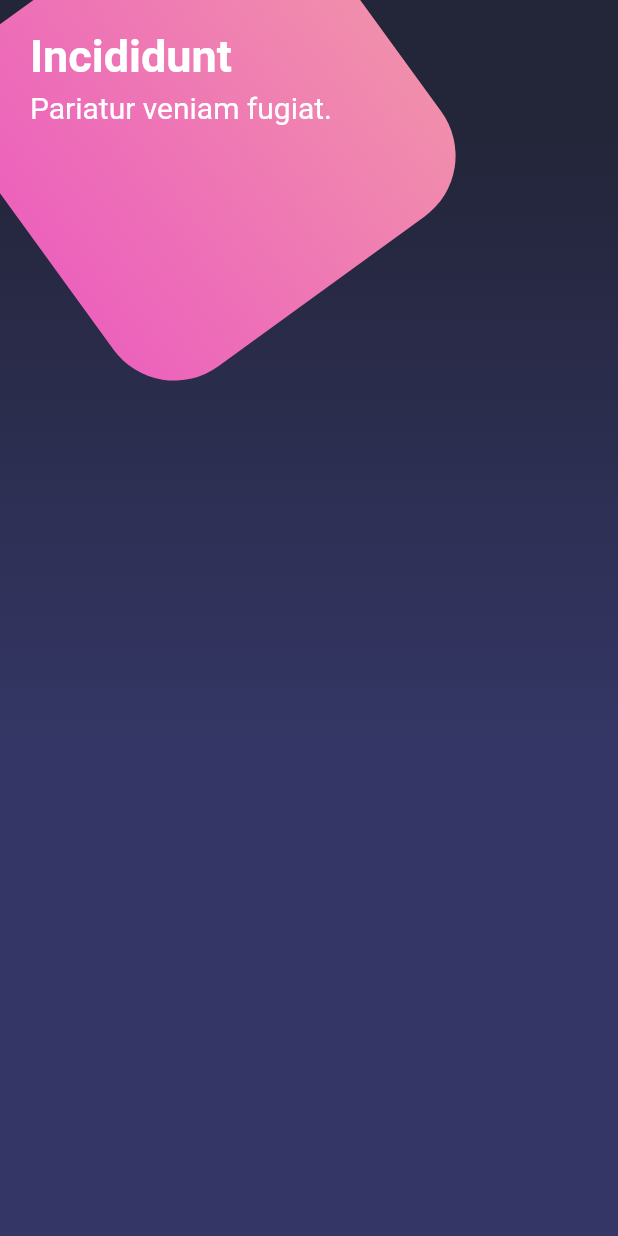
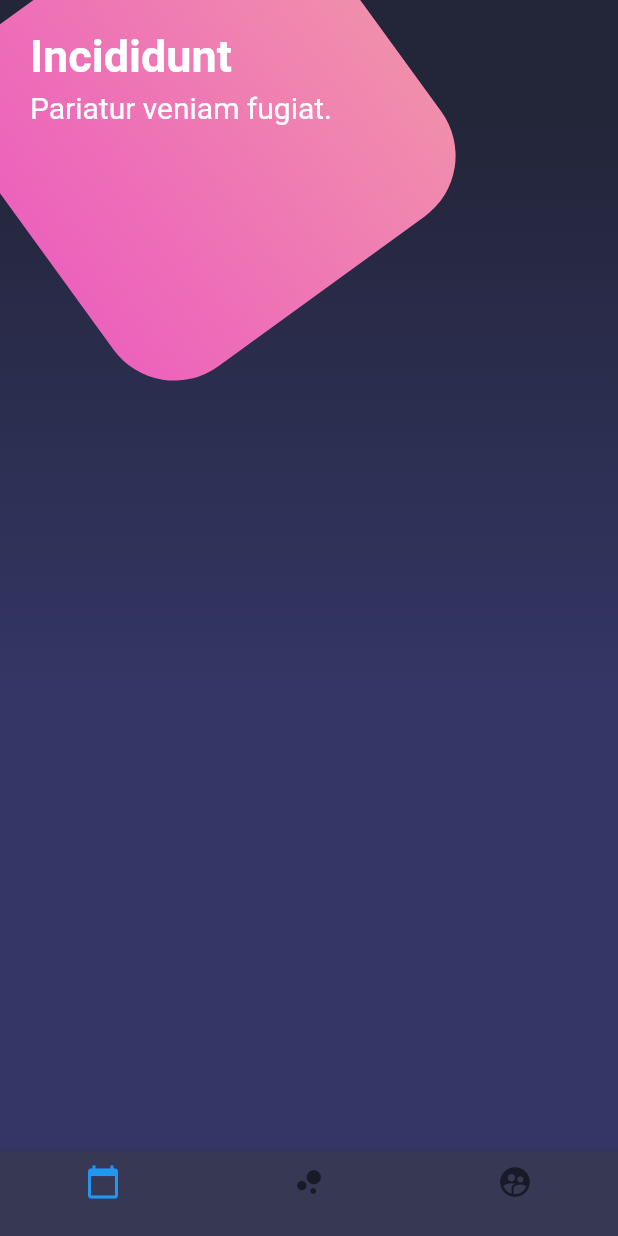
Before and after one commit to AleMancilla/appPrueba, a Flutter app: the screen it shows after launch, on a phone screen of 412 x 824 dp. Run offline on Flutter 3.47's test engine with Material 2 defaults, Android fonts, the phone set to English and light mode, and no system bars; network calls fail.

```diff
--- a/lib/pages/botonesPage.dart
+++ b/lib/pages/botonesPage.dart
@@ -14,9 +14,39 @@ class BotonoesPage extends StatelessWidget {
       body: Stack(
         children: <Widget>[
           _fondo(),
-          _titulos(),
+          SingleChildScrollView(
+            child: _titulos(),
+          )
+
         ],
       ),
+      bottomNavigationBar: _bottonNavigatonBar(context),
+    );
+  }
+
+  Widget _bottonNavigatonBar(BuildContext context){
+    return Theme(
+      data: Theme.of(context).copyWith(
+        canvasColor: Color.fromRGBO(55, 57, 84, 1.0),
+        primaryColor: Colors.pinkAccent,
+        textTheme: Theme.of(context).textTheme.copyWith(caption: TextStyle(color: Color.fromRGBO(116, 117, 152, 1.0)))
+      ),
+      child: BottomNavigationBar(
+        items: [
+          BottomNavigationBarItem(
+            icon: Icon(Icons.calendar_today),
+            title: Container(),
+          ),
+          BottomNavigationBarItem(
+            icon: Icon(Icons.bubble_chart),
+            title: Container(),
+          ),
+          BottomNavigationBarItem(
+            icon: Icon(Icons.supervised_user_circle),
+            title: Container(),
+          ),
+        ]
+      )
     );
   }
 
```
